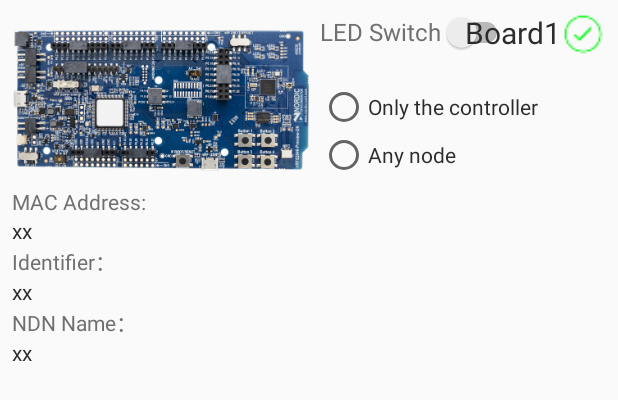
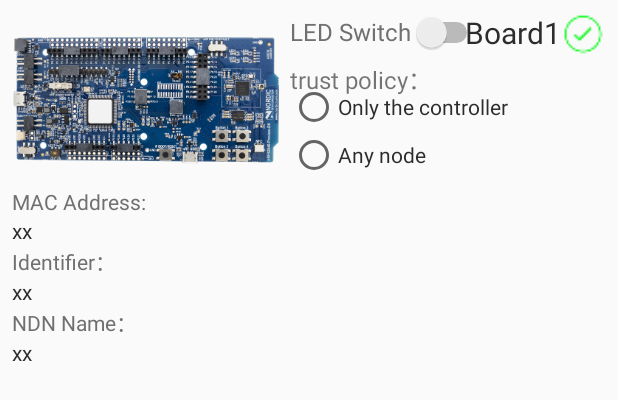
Before and after one commit to ZoharAndroid/nrf52840_ndn_lite_android, an Android app: the layout item_board_node.xml on its own in the app's theme, with its tools: preview values and no code run, on a phone screen of 412 x 824 dp. Shown: the top 400 px of the screen. Run offline under Robolectric (Android 15) with nearby library versions, the phone set to English and light mode, and no system bars.

Commit message:
update node show view

```diff
--- a/app/src/main/java/zohar/com/ndn_liteble/DeviceFragment.java
+++ b/app/src/main/java/zohar/com/ndn_liteble/DeviceFragment.java
@@ -417,7 +417,7 @@ public class DeviceFragment extends Fragment {
                             SendInterestTaskV3 SITask2 = new SendInterestTaskV3();
                             SITask2.execute(commandInterest2);
                         }
-                        Toast.makeText(getContext(), "All device", Toast.LENGTH_SHORT).show();
+                        Toast.makeText(getContext(), "All node", Toast.LENGTH_SHORT).show();
                         break;
                     default:
                 }
@@ -471,7 +471,7 @@ public class DeviceFragment extends Fragment {
                                     SendInterestTaskV3 SITask2 = new SendInterestTaskV3();
                                     SITask2.execute(commandInterest2);
                                 }
-                                Toast.makeText(getContext(), "All device", Toast.LENGTH_SHORT).show();
+                                Toast.makeText(getContext(), "All node", Toast.LENGTH_SHORT).show();
                                 break;
                             default:
                         }
--- a/app/src/main/res/layout/fragment_devices.xml
+++ b/app/src/main/res/layout/fragment_devices.xml
@@ -14,7 +14,7 @@
     <LinearLayout
         android:id="@+id/ll_click_qr_note_container"
         android:layout_marginTop="10dip"
-        android:layout_marginRight="40dp"
+        android:layout_marginRight="45dp"
         app:layout_constraintRight_toRightOf="parent"
         app:layout_constraintTop_toTopOf="parent"
         android:layout_width="wrap_content"
--- a/app/src/main/res/layout/item_board_node.xml
+++ b/app/src/main/res/layout/item_board_node.xml
@@ -8,7 +8,7 @@
 
     <ImageView
         android:id="@+id/iv_board"
-        android:layout_width="200dp"
+        android:layout_width="180dp"
         android:layout_height="wrap_content"
         android:scaleType="centerInside"
         android:src="@mipmap/ic_nrf52840"
@@ -129,6 +129,7 @@
     </LinearLayout>
 
     <LinearLayout
+        android:id="@+id/ll_led_switch_container"
         android:layout_width="wrap_content"
         android:layout_height="wrap_content"
         android:layout_marginLeft="5dip"
@@ -152,6 +153,16 @@
             app:layout_constraintTop_toTopOf="@id/iv_board" />
 
     </LinearLayout>
+
+    <TextView
+        android:textSize="16sp"
+        android:layout_marginTop="5dp"
+        android:layout_marginLeft="5dp"
+        app:layout_constraintLeft_toRightOf="@id/iv_board"
+        app:layout_constraintTop_toBottomOf="@id/ll_led_switch_container"
+        android:text="@string/trust_policy"
+        android:layout_width="wrap_content"
+        android:layout_height="wrap_content" />
 
     <RadioGroup
         android:id="@+id/rg_policy_select"
--- a/app/src/main/res/menu/menu_police_select.xml
+++ b/app/src/main/res/menu/menu_police_select.xml
@@ -4,11 +4,11 @@
     <group android:checkableBehavior="single">
 
         <item android:id="@+id/only_controller"
-            android:title="Only controller"
+            android:title="@string/only_the_contoller"
             android:icon="@mipmap/ic_controller"/>
 
         <item android:icon="@mipmap/ic_all_node"
-            android:title="All node"
+            android:title="@string/any_device"
             android:id="@+id/all_node"/>
     </group>
 </menu>
--- a/app/src/main/res/values/strings.xml
+++ b/app/src/main/res/values/strings.xml
@@ -156,4 +156,5 @@
  <string name="only_the_contoller">Only the controller</string>
  <string name="any_device">Any node</string>
  <string name="note_click_scan">Please click and scan QR code to add node!</string>
+ <string name="trust_policy">trust policy：</string>
 </resources>
```
